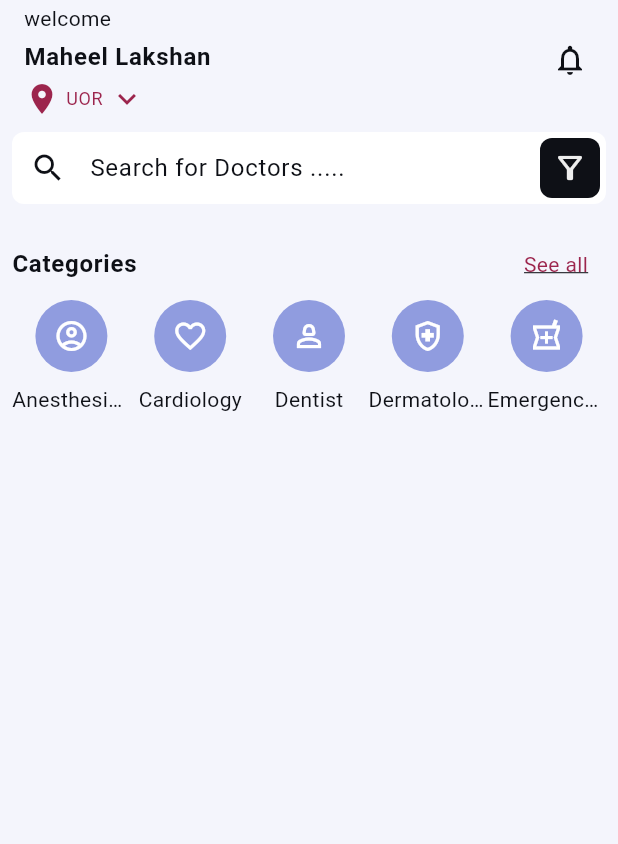
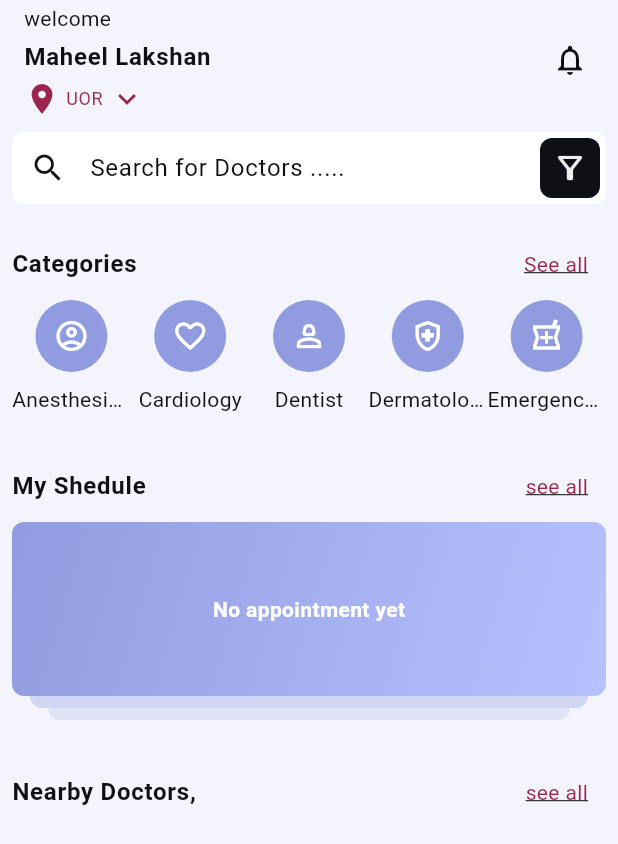
Before and after one commit to MaheelLakshan/Doctor_Booking_App, a Flutter app: the screen it shows after launch, on a phone screen of 412 x 824 dp. Shown: the top 844 px of the screen. Run offline on Flutter 3.47's test engine with Material 3 defaults, Android fonts, the phone set to English and light mode, and no system bars; our stand-ins replace equatable, google_fonts, google_maps_flutter; missing offline and left inert: dart:ffi.

Commit message:
local package was created as model for doctor things

```diff
--- a/lib/screens/home_screen.dart
+++ b/lib/screens/home_screen.dart
@@ -1,4 +1,5 @@
 import 'package:doctor_booking_app/shared/widgets/avatars/circle_avatar_with_text_label.dart';
+import 'package:doctor_booking_app/shared/widgets/cards/appointment_preview_card.dart';
 import 'package:doctor_booking_app/shared/widgets/titles/section_title.dart';
 import 'package:flutter/material.dart';
 import 'package:flutter/widgets.dart';
@@ -105,9 +106,62 @@ class HomeView extends StatelessWidget {
       body: SingleChildScrollView(
         padding: const EdgeInsets.all(8.0),
         child: Column(
-          children: [_DoctorCategories()],
+          children: [
+            _DoctorCategories(),
+            const SizedBox(height: 24.0),
+            _MyShedule(),
+            const SizedBox(height: 24.0),
+            _NearbyDoctors(),
+          ],
         ),
       ),
+    );
+  }
+}
+
+class _NearbyDoctors extends StatelessWidget {
+  const _NearbyDoctors({super.key});
+
+  @override
+  Widget build(BuildContext context) {
+    final colorScheme = Theme.of(context).colorScheme;
+
+    return Column(
+      children: [
+        SectionTile(
+          title: 'Nearby Doctors,',
+          action: "see all",
+          onPressed: () {},
+        ),
+        const SizedBox(height: 8.0),
+        ListView.separated(
+          physics: const NeverScrollableScrollPhysics(),
+          shrinkWrap: true,
+          separatorBuilder: (context, index) {
+            return Divider(height: 24.0, color: colorScheme.surfaceVariant);
+          },
+          itemCount: Doctor.sampleDoctors.length,
+          itemBuilder: (context, index) {},
+        ),
+      ],
+    );
+  }
+}
+
+class _MyShedule extends StatelessWidget {
+  const _MyShedule({super.key});
+
+  @override
+  Widget build(BuildContext context) {
+    return Column(
+      children: [
+        SectionTile(
+          title: 'My Shedule',
+          action: 'see all',
+          onPressed: () {},
+        ),
+        AppointmentPreviewCard(),
+      ],
     );
   }
 }
--- /dev/null
+++ b/lib/shared/widgets/cards/appointment_preview_card.dart
@@ -0,0 +1,57 @@
+import 'package:flutter/material.dart';
+
+class AppointmentPreviewCard extends StatelessWidget {
+  const AppointmentPreviewCard({super.key});
+
+  @override
+  Widget build(BuildContext context) {
+    final textTheme = Theme.of(context).textTheme;
+    final colorScheme = Theme.of(context).colorScheme;
+
+    return Column(
+      children: [
+        Container(
+          padding: const EdgeInsets.all(8.0),
+          decoration: BoxDecoration(
+              borderRadius: BorderRadius.circular(8.0),
+              gradient: LinearGradient(
+                begin: Alignment.topLeft,
+                end: Alignment.bottomRight,
+                colors: [colorScheme.primary, colorScheme.tertiary],
+              )),
+          child: Column(
+            children: [
+              SizedBox(
+                height: 100,
+                child: Center(
+                    child: Text(
+                  'No appointment yet',
+                  style: textTheme.bodyMedium!.copyWith(
+                      color: Colors.white, fontWeight: FontWeight.bold),
+                )),
+              ),
+            ],
+          ),
+        ),
+        Container(
+          height: 8.0,
+          margin: const EdgeInsets.symmetric(horizontal: 12.0),
+          decoration: BoxDecoration(
+              color: colorScheme.primary.withOpacity(0.35),
+              borderRadius: const BorderRadius.vertical(
+                bottom: Radius.circular(8.0),
+              )),
+        ),
+        Container(
+          height: 8.0,
+          margin: const EdgeInsets.symmetric(horizontal: 24.0),
+          decoration: BoxDecoration(
+              color: colorScheme.primary.withOpacity(0.2),
+              borderRadius: const BorderRadius.vertical(
+                bottom: Radius.circular(8.0),
+              )),
+        )
+      ],
+    );
+  }
+}
--- a/package/models/lib/models.dart
+++ b/package/models/lib/models.dart
@@ -1,3 +1,8 @@
 library models;
 
 export 'src/doctor_category.dart';
+export 'src/doctor.dart';
+export 'src/consultation_mode.dart';
+export 'src/doctor_address.dart';
+export 'src/doctor_package.dart';
+export 'src/doctor_working_hours.dart';
--- /dev/null
+++ b/package/models/lib/src/consultation_mode.dart
@@ -0,0 +1,33 @@
+import 'package:flutter/material.dart';
+
+enum ConsultationMode {
+  video(
+    label: 'Video',
+    description: 'Online video call',
+    icon: Icons.video_call,
+  ),
+  audio(
+    label: 'Audio',
+    description: 'Online audio call',
+    icon: Icons.voice_chat,
+  ),
+  chat(
+      label: 'Chat',
+      description: 'Online chat with doctor',
+      icon: Icons.message),
+  inPerson(
+      label: 'In person',
+      description: 'Meet doctor in person',
+      icon: Icons.people),
+  ;
+
+  final String label;
+  final String description;
+  final IconData icon;
+
+  const ConsultationMode({
+    required this.label,
+    required this.description,
+    required this.icon,
+  });
+}
--- /dev/null
+++ b/package/models/lib/src/doctor.dart
@@ -0,0 +1,78 @@
+import 'package:equatable/equatable.dart';
+import 'package:models/src/doctor_address.dart';
+
+import 'package:models/src/doctor_category.dart';
+import 'package:models/src/doctor_package.dart';
+import 'package:models/src/doctor_working_hours.dart';
+
+class Doctor extends Equatable {
+  final String id;
+  final String name;
+  final String bio;
+  final String profileImageUrl;
+  final DoctorCategory category;
+  final DoctorAddress address;
+  final List<DoctorPackage> package;
+  final List<DoctorWorkingHours> workingHours;
+  final double rating;
+  final int reviewCount;
+  final int patientCount;
+
+  const Doctor({
+    required this.id,
+    required this.name,
+    required this.bio,
+    required this.profileImageUrl,
+    required this.category,
+    required this.workingHours,
+    required this.address,
+    required this.package,
+    this.rating = 0.0,
+    this.patientCount = 0,
+    this.reviewCount = 0,
+  });
+
+  @override
+  List<Object?> get props => [
+        id,
+        name,
+        bio,
+        profileImageUrl,
+        category,
+        workingHours,
+        address,
+        package,
+        rating,
+        patientCount,
+        reviewCount
+      ];
+
+  static final sampleDoctors = [
+    Doctor(
+        id: '1',
+        name: 'Maheel',
+        bio: 'Nice',
+        profileImageUrl:
+            'https://www.google.com/url?sa=i&url=https%3A%2F%2Fwww.pexels.com%2Fsearch%2Fhuman%2F&psig=AOvVaw1bfn0VcGFP9nDcQI1UaQqx&ust=1719107471576000&source=images&cd=vfe&opi=89978449&ved=0CBEQjRxqFwoTCNDtt8SM7oYDFQAAAAAdAAAAABAE',
+        category: DoctorCategory.familyMedicine,
+        workingHours: DoctorWorkingHours.sampleDoctorWorkingHours,
+        address: DoctorAddress.sampleAddresses[0],
+        package: DoctorPackage.samplePackages,
+        rating: 4.5,
+        reviewCount: 10,
+        patientCount: 200),
+    Doctor(
+        id: '2',
+        name: 'Lakshan',
+        bio: 'Nice',
+        profileImageUrl:
+            'https://www.google.com/url?sa=i&url=https%3A%2F%2Fwww.pexels.com%2Fsearch%2Fhuman%2F&psig=AOvVaw1bfn0VcGFP9nDcQI1UaQqx&ust=1719107471576000&source=images&cd=vfe&opi=89978449&ved=0CBEQjRxqFwoTCNDtt8SM7oYDFQAAAAAdAAAAABAE',
+        category: DoctorCategory.cardiology,
+        workingHours: DoctorWorkingHours.sampleDoctorWorkingHours,
+        address: DoctorAddress.sampleAddresses[0],
+        package: DoctorPackage.samplePackages,
+        rating: 5.5,
+        reviewCount: 20,
+        patientCount: 100),
+  ];
+}
--- /dev/null
+++ b/package/models/lib/src/doctor_address.dart
@@ -0,0 +1,77 @@
+import 'package:equatable/equatable.dart';
+import 'package:google_maps_flutter/google_maps_flutter.dart';
+
+class DoctorAddress extends Equatable {
+  final String id;
+  final String doctorId;
+  final LatLng latLon;
+  final String streetAddress;
+  final String streetNumber;
+  final String city;
+  final String state;
+  final String country;
+  final String postalCode;
+
+  const DoctorAddress({
+    required this.id,
+    required this.doctorId,
+    required this.latLon,
+    required this.streetAddress,
+    required this.streetNumber,
+    required this.city,
+    required this.state,
+    required this.country,
+    required this.postalCode,
+  });
+
+  DoctorAddress copyWith({
+    String? id,
+    String? doctId,
+    LatLng? latLon,
+    String? streetAddress,
+    String? streetNumber,
+    String? city,
+    String? state,
+    String? country,
+    String? postalCode,
+  }) {
+    return DoctorAddress(
+      id: id ?? this.id,
+      doctorId: doctorId ?? this.doctorId,
+      latLon: latLon ?? this.latLon,
+      streetAddress: streetAddress ?? this.streetAddress,
+      streetNumber: streetNumber ?? this.streetNumber,
+      city: city ?? this.city,
+      state: state ?? this.state,
+      country: country ?? this.country,
+      postalCode: postalCode ?? this.postalCode,
+    );
+  }
+
+  @override
+  List<Object?> get props => [
+        id,
+        doctorId,
+        latLon,
+        streetAddress,
+        streetNumber,
+        city,
+        state,
+        country,
+        postalCode,
+      ];
+
+  static const sampleAddresses = [
+    DoctorAddress(
+      id: '1',
+      doctorId: '1',
+      latLon: LatLng(25.27865, 66.356),
+      streetAddress: 'Kirinda',
+      streetNumber: '124 ',
+      city: 'Matara',
+      state: 'Sourthern',
+      country: 'Sri Lanka',
+      postalCode: '1245',
+    )
+  ];
+}
--- a/package/models/lib/src/doctor_category.dart
+++ b/package/models/lib/src/doctor_category.dart
@@ -1,5 +1,4 @@
 import 'dart:ffi';
-
 import 'package:flutter/material.dart';
 
 enum DoctorCategory {
@@ -64,4 +63,6 @@ enum DoctorCategory {
   final IconData icon;
 
   const DoctorCategory({required this.name, required this.icon});
+
+
 }
--- /dev/null
+++ b/package/models/lib/src/doctor_package.dart
@@ -0,0 +1,51 @@
+import 'package:models/src/consultation_mode.dart';
+
+class DoctorPackage {
+  final String id;
+  final String doctorId;
+  final String packageName;
+  final String description;
+  final Duration duration;
+  final double price;
+  final ConsultationMode consultationmode;
+
+  const DoctorPackage({
+    required this.id,
+    required this.doctorId,
+    required this.packageName,
+    required this.description,
+    required this.duration,
+    required this.price,
+    required this.consultationmode,
+  });
+
+  static const samplePackages = [
+    DoctorPackage(
+      id: '1',
+      doctorId: '1',
+      packageName: 'Basic',
+      description: 'Basic Consulting package',
+      duration: Duration(minutes: 30),
+      price: 1000,
+      consultationmode: ConsultationMode.video,
+    ),
+    DoctorPackage(
+      id: '2',
+      doctorId: '1',
+      packageName: 'standard',
+      description: 'standard Consulting package',
+      duration: Duration(minutes: 60),
+      price: 5000,
+      consultationmode: ConsultationMode.inPerson,
+    ),
+    DoctorPackage(
+      id: '3',
+      doctorId: '1',
+      packageName: 'premimum',
+      description: 'premimum Consulting package',
+      duration: Duration(minutes: 90),
+      price: 10000,
+      consultationmode: ConsultationMode.video,
+    ),
+  ];
+}
--- /dev/null
+++ b/package/models/lib/src/doctor_working_hours.dart
@@ -0,0 +1,62 @@
+import 'package:flutter/material.dart';
+import 'package:equatable/equatable.dart';
+
+class DoctorWorkingHours extends Equatable {
+  final String id;
+  final TimeOfDay startTime;
+  final TimeOfDay endTime;
+  final String dayOfWeek;
+
+  const DoctorWorkingHours({
+    required this.id,
+    required this.startTime,
+    required this.endTime,
+    required this.dayOfWeek,
+  });
+
+  @override
+  List<Object?> get props => [
+        id,
+        startTime,
+        endTime,
+        dayOfWeek,
+      ];
+
+  static const sampleDoctorWorkingHours = [
+    DoctorWorkingHours(
+        id: '1',
+        startTime: TimeOfDay(hour: 8, minute: 0),
+        endTime: TimeOfDay(hour: 12, minute: 0),
+        dayOfWeek: 'Monday'),
+    DoctorWorkingHours(
+        id: '2',
+        startTime: TimeOfDay(hour: 8, minute: 0),
+        endTime: TimeOfDay(hour: 12, minute: 0),
+        dayOfWeek: 'Tuesday'),
+    DoctorWorkingHours(
+        id: '3',
+        startTime: TimeOfDay(hour: 8, minute: 0),
+        endTime: TimeOfDay(hour: 12, minute: 0),
+        dayOfWeek: 'Wednesday'),
+    DoctorWorkingHours(
+        id: '4',
+        startTime: TimeOfDay(hour: 8, minute: 0),
+        endTime: TimeOfDay(hour: 12, minute: 0),
+        dayOfWeek: 'Thursday'),
+    DoctorWorkingHours(
+        id: '5',
+        startTime: TimeOfDay(hour: 8, minute: 0),
+        endTime: TimeOfDay(hour: 12, minute: 0),
+        dayOfWeek: 'Friday'),
+    DoctorWorkingHours(
+        id: '6',
+        startTime: TimeOfDay(hour: 8, minute: 0),
+        endTime: TimeOfDay(hour: 12, minute: 0),
+        dayOfWeek: 'Saturday'),
+    DoctorWorkingHours(
+        id: '7',
+        startTime: TimeOfDay(hour: 8, minute: 0),
+        endTime: TimeOfDay(hour: 12, minute: 0),
+        dayOfWeek: 'Sunday'),
+  ];
+}
--- a/package/models/pubspec.yaml
+++ b/package/models/pubspec.yaml
@@ -1,15 +1,17 @@
 name: models
-description: "A new Flutter package project."
+description: 'A new Flutter package project.'
 version: 0.0.1
 homepage:
 
 environment:
   sdk: '>=3.3.2 <4.0.0'
-  flutter: ">=1.17.0"
+  flutter: '>=1.17.0'
 
 dependencies:
+  equatable: ^2.0.5
   flutter:
     sdk: flutter
+  google_maps_flutter: ^2.5.3
 
 dev_dependencies:
   flutter_test:
```
Also changed, not shown: pubspec.lock, 1 other file.
